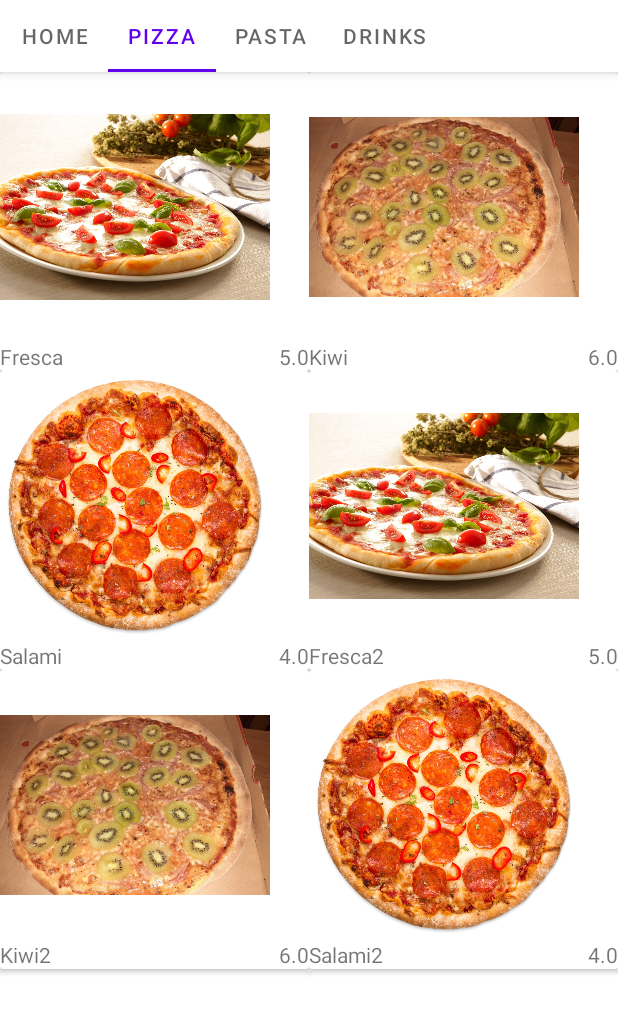
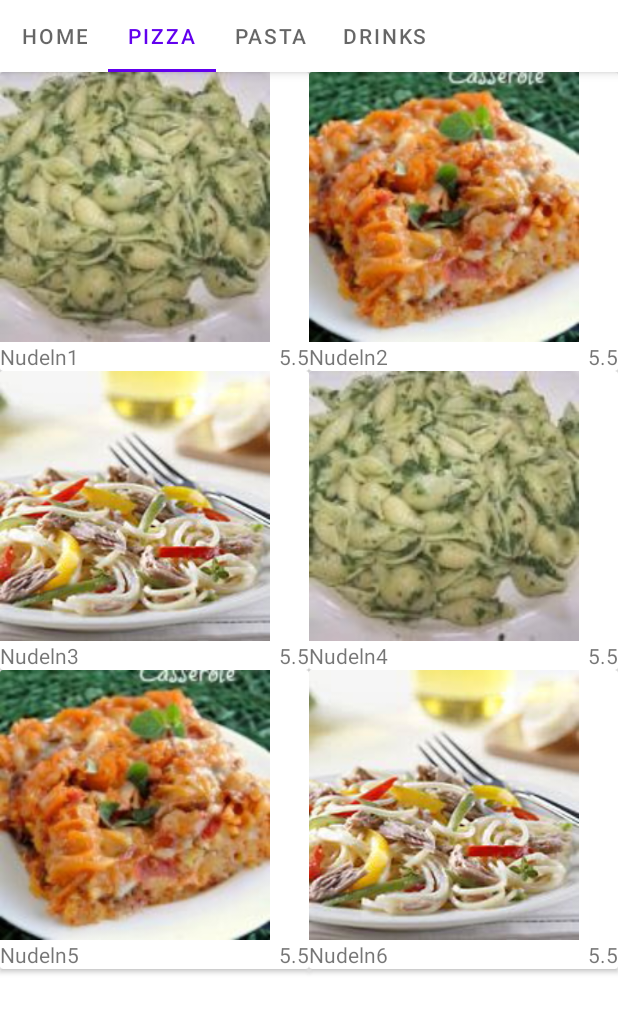
Before and after one commit to SoftdeveloperNeumann/OrderApp230405, an Android app: the screen it shows after launch (MainActivity), tab 2 chosen, on a phone screen of 412 x 824 dp, the part 84-1114 px from its top. Run offline under Robolectric (Android 15) with nearby library versions, the phone set to English and light mode, and no system bars.

Commit message:
mit LayoutManager und Listener

```diff
--- a/app/src/main/java/com/example/orderapp230405/MainActivity.kt
+++ b/app/src/main/java/com/example/orderapp230405/MainActivity.kt
@@ -6,7 +6,7 @@ import androidx.fragment.app.Fragment
 import androidx.viewpager2.adapter.FragmentStateAdapter
 import com.example.orderapp230405.databinding.ActivityMainBinding
 import com.example.orderapp230405.ui.fragment.MainFragment
-import com.example.orderapp230405.ui.fragment.PizzaFragment
+import com.example.orderapp230405.ui.fragment.ItemFragment
 import com.google.android.material.tabs.TabLayoutMediator
 
 class MainActivity : AppCompatActivity() {
@@ -28,8 +28,10 @@ class MainActivity : AppCompatActivity() {
             override fun createFragment(position: Int): Fragment {
                return when(position){
                    0 -> MainFragment()
-                   1 -> PizzaFragment()
-                   else -> Fragment()
+                   else -> ItemFragment().apply {
+                       arguments
+                   }
+
                }
             }
         }
--- /dev/null
+++ b/app/src/main/java/com/example/orderapp230405/model/Item.kt
@@ -0,0 +1,11 @@
+package com.example.orderapp230405.model
+
+interface Item {
+    val name:String
+    val imageResource: Int
+    val price: Double
+
+    companion object{
+        lateinit var items : Array<Item>
+    }
+}
--- /dev/null
+++ b/app/src/main/java/com/example/orderapp230405/model/Pasta.kt
@@ -0,0 +1,20 @@
+package com.example.orderapp230405.model
+
+import com.example.orderapp230405.R
+
+class Pasta (
+   override val name: String,
+   override val imageResource: Int,
+   override val price:Double
+):Item{
+    companion object{
+        val items:Array<Item> = arrayOf(
+            Pasta("Nudeln1", R.drawable.nudel1,5.5),
+            Pasta("Nudeln2", R.drawable.nudel2,5.5),
+            Pasta("Nudeln3", R.drawable.nudel3,5.5),
+            Pasta("Nudeln4", R.drawable.nudel1,5.5),
+            Pasta("Nudeln5", R.drawable.nudel2,5.5),
+            Pasta("Nudeln6", R.drawable.nudel3,5.5),
+        )
+    }
+}
--- a/app/src/main/java/com/example/orderapp230405/model/Pizza.kt
+++ b/app/src/main/java/com/example/orderapp230405/model/Pizza.kt
@@ -3,13 +3,13 @@ package com.example.orderapp230405.model
 import com.example.orderapp230405.R
 
 data class Pizza(
-    val name: String,
-    val imageResource: Int,
-    val price:Double
-) {
+    override val name: String,
+    override val imageResource: Int,
+    override val price:Double
+) : Item {
 
     companion object{
-        val pizzen = arrayOf(
+        val items:Array<Item> = arrayOf(
             Pizza("Fresca", R.drawable.pizza_fresca, 5.0),
             Pizza("Kiwi", R.drawable.pizza_kiwi, 6.0),
             Pizza("Salami", R.drawable.pizza_salami, 4.0),
--- a/app/src/main/java/com/example/orderapp230405/ui/fragment/PizzaFragment.kt
+++ b/app/src/main/java/com/example/orderapp230405/ui/fragment/ItemFragment.kt
@@ -7,33 +7,32 @@ import android.view.View
 import android.view.ViewGroup
 import android.widget.Toast
 import androidx.recyclerview.widget.GridLayoutManager
-import androidx.recyclerview.widget.LinearLayoutManager
-import androidx.recyclerview.widget.StaggeredGridLayoutManager
-import com.example.orderapp230405.R
-import com.example.orderapp230405.databinding.FragmentPizzaBinding
+import com.example.orderapp230405.databinding.FragmentItemBinding
+import com.example.orderapp230405.model.Item
+import com.example.orderapp230405.model.Pasta
 import com.example.orderapp230405.model.Pizza
-import com.example.orderapp230405.util.PizzaAdapter
+import com.example.orderapp230405.util.ItemAdapter
 
 
-class PizzaFragment : Fragment() {
+class ItemFragment : Fragment() {
 
-    private lateinit var binding: FragmentPizzaBinding
+    private lateinit var binding:FragmentItemBinding
 
     override fun onCreateView(
         inflater: LayoutInflater, container: ViewGroup?,
         savedInstanceState: Bundle?
     ): View? {
-        binding = FragmentPizzaBinding.inflate(inflater,container,false)
+        binding = FragmentItemBinding.inflate(inflater,container,false)
 
-        val adapter = PizzaAdapter(Pizza.pizzen)
-        binding.pizzaList.adapter = adapter
+        val adapter = ItemAdapter(Pasta.items)
+        binding.itemList.adapter = adapter
 //        binding.pizzaList.layoutManager = LinearLayoutManager(activity, LinearLayoutManager.HORIZONTAL,false)
-        binding.pizzaList.layoutManager = GridLayoutManager(activity,2)
+        binding.itemList.layoutManager = GridLayoutManager(activity,2)
 //        binding.pizzaList.layoutManager = StaggeredGridLayoutManager(2,LinearLayoutManager.VERTICAL)
 
-        adapter.setListener(object : PizzaAdapter.Listener {
+        adapter.setListener(object : ItemAdapter.Listener {
             override fun onItemClick(position: Int) {
-                val pizza = adapter.pizzen[position]
+                val pizza = adapter.items[position]
                 Toast.makeText(activity, "Es wurde eine Pizza ${pizza.name} ausgewählt", Toast.LENGTH_SHORT).show()
             }
         })
--- a/app/src/main/java/com/example/orderapp230405/util/PizzaAdapter.kt
+++ b/app/src/main/java/com/example/orderapp230405/util/ItemAdapter.kt
@@ -4,11 +4,11 @@ import android.view.LayoutInflater
 import android.view.ViewGroup
 import androidx.core.content.ContextCompat
 import androidx.recyclerview.widget.RecyclerView
-import com.example.orderapp230405.databinding.PizzaLayoutBinding
-import com.example.orderapp230405.model.Pizza
+import com.example.orderapp230405.databinding.ItemLayoutBinding
+import com.example.orderapp230405.model.Item
 
-class PizzaAdapter(val pizzen: Array<Pizza>) : RecyclerView.Adapter<PizzaAdapter.ViewHolder> (){
-    class ViewHolder(val binding: PizzaLayoutBinding) : RecyclerView.ViewHolder(binding.root){
+class ItemAdapter(val items: Array<Item>) : RecyclerView.Adapter<ItemAdapter.ViewHolder> (){
+    class ViewHolder(val binding: ItemLayoutBinding) : RecyclerView.ViewHolder(binding.root){
 
     }
 
@@ -24,18 +24,18 @@ class PizzaAdapter(val pizzen: Array<Pizza>) : RecyclerView.Adapter<PizzaAdapter
 
 
     override fun onCreateViewHolder(parent: ViewGroup, viewType: Int): ViewHolder {
-       val cardView = PizzaLayoutBinding.inflate(LayoutInflater.from(parent.context))
+       val cardView = ItemLayoutBinding.inflate(LayoutInflater.from(parent.context))
         return ViewHolder(cardView)
     }
 
-    override fun getItemCount()= pizzen.size
+    override fun getItemCount()= items.size
 
     override fun onBindViewHolder(holder: ViewHolder, position: Int) {
        val cardView = holder.binding
-        cardView.tvPizzaName.text = pizzen[position].name
-        cardView.tvPizzaPreis.text = pizzen[position].price.toString()
-        val imageView = cardView.imgPizza
-        val image = ContextCompat.getDrawable(imageView.context,pizzen[position].imageResource)
+        cardView.tvItemName.text = items[position].name
+        cardView.tvItemPreis.text = items[position].price.toString()
+        val imageView = cardView.imgItem
+        val image = ContextCompat.getDrawable(imageView.context,items[position].imageResource)
         imageView.setImageDrawable(image)
         cardView.root.setOnClickListener {
             listener?.onItemClick(position)
--- a/app/src/main/res/layout/fragment_pizza.xml
+++ b/app/src/main/res/layout/fragment_item.xml
@@ -1,8 +1,8 @@
 <?xml version="1.0" encoding="utf-8"?>
 <androidx.recyclerview.widget.RecyclerView xmlns:android="http://schemas.android.com/apk/res/android"
     xmlns:tools="http://schemas.android.com/tools"
-    android:id="@+id/pizza_list"
+    android:id="@+id/item_list"
     android:layout_width="match_parent"
     android:layout_height="wrap_content"
     android:layout_gravity="center"
-    tools:context=".ui.fragment.PizzaFragment" />
+    tools:context=".ui.fragment.ItemFragment" />
--- a/app/src/main/res/layout/pizza_layout.xml
+++ b/app/src/main/res/layout/item_layout.xml
@@ -12,7 +12,7 @@
         android:orientation="vertical">
 
         <ImageView
-            android:id="@+id/img_pizza"
+            android:id="@+id/img_item"
             android:layout_width="180dp"
             android:layout_height="180dp"
             tools:srcCompat="@tools:sample/avatars" />
@@ -23,14 +23,14 @@
             android:orientation="horizontal">
 
             <TextView
-                android:id="@+id/tv_pizza_name"
+                android:id="@+id/tv_item_name"
                 android:layout_width="wrap_content"
                 android:layout_height="wrap_content"
                 android:layout_weight="1"
                 tools:text="Pizzaname" />
 
             <TextView
-                android:id="@+id/tv_pizza_preis"
+                android:id="@+id/tv_item_preis"
                 android:layout_width="wrap_content"
                 android:layout_height="wrap_content"
                 android:layout_weight="1"
```
